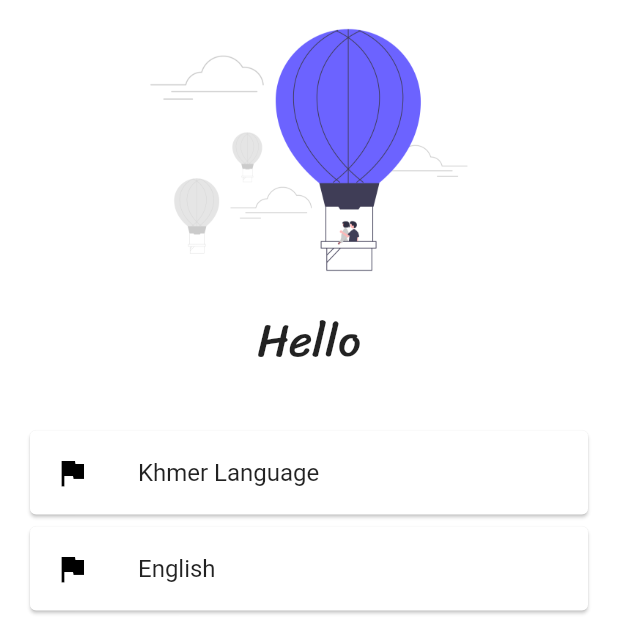
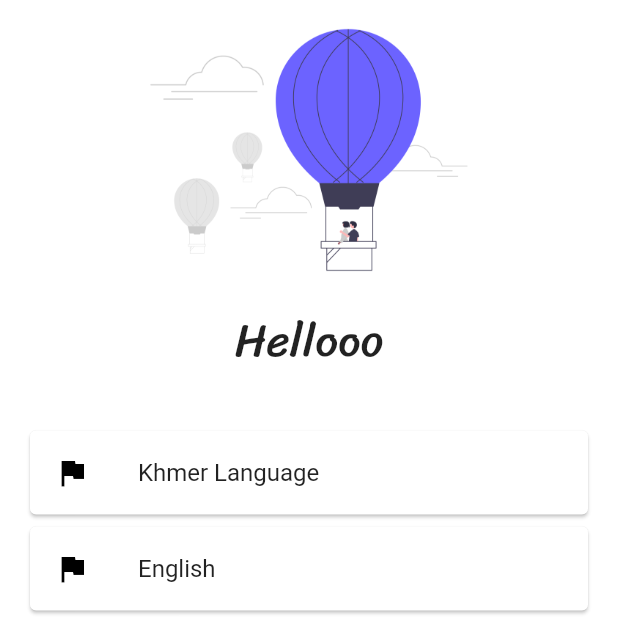
Before and after one commit to maneth909/e2nergy, a Flutter app: the screen it shows after launch, on a phone screen of 412 x 824 dp, the top half of it. Run offline on Flutter 3.47's test engine with Material 2 defaults, Android fonts, the phone set to English and light mode, and no system bars.

Commit message:
I have changed choose language to hellooo

```diff
--- a/lib/main.dart
+++ b/lib/main.dart
@@ -34,7 +34,7 @@ class _FirstPageState extends State<FirstPage> {
                )
              )
            ),
-            Center(child: Text('Hello', style: TextStyle(
+            Center(child: Text('Hellooo', style: TextStyle(
               fontSize: 30,
               fontFamily: 'Sriracha',
             ))),
```
